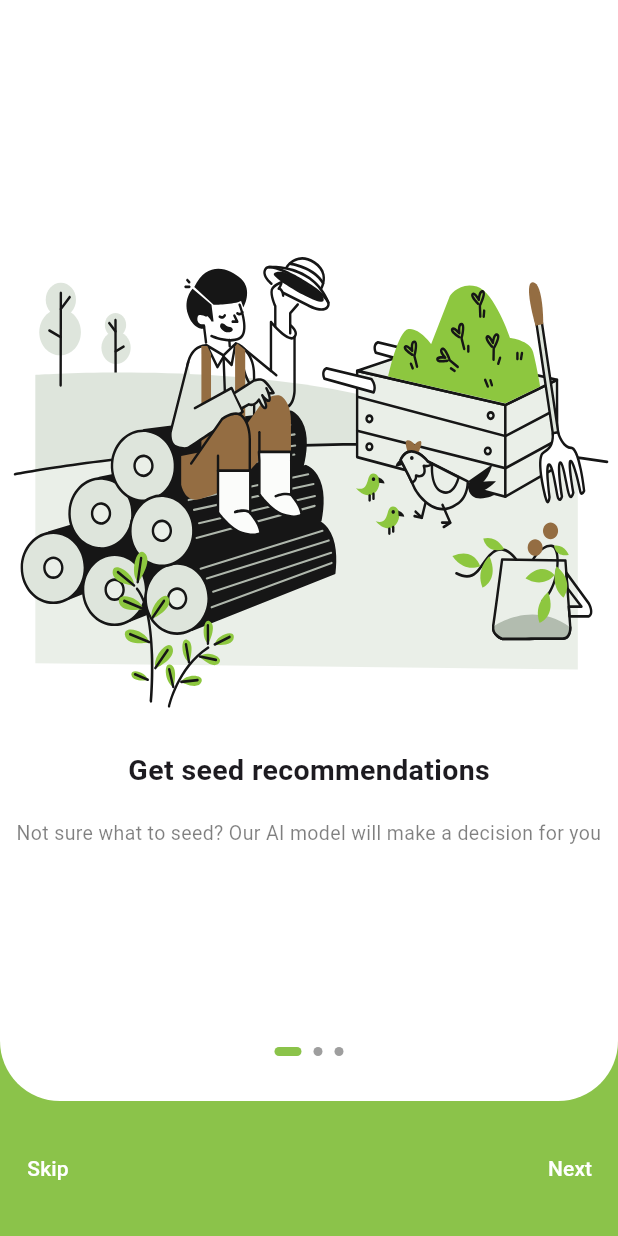
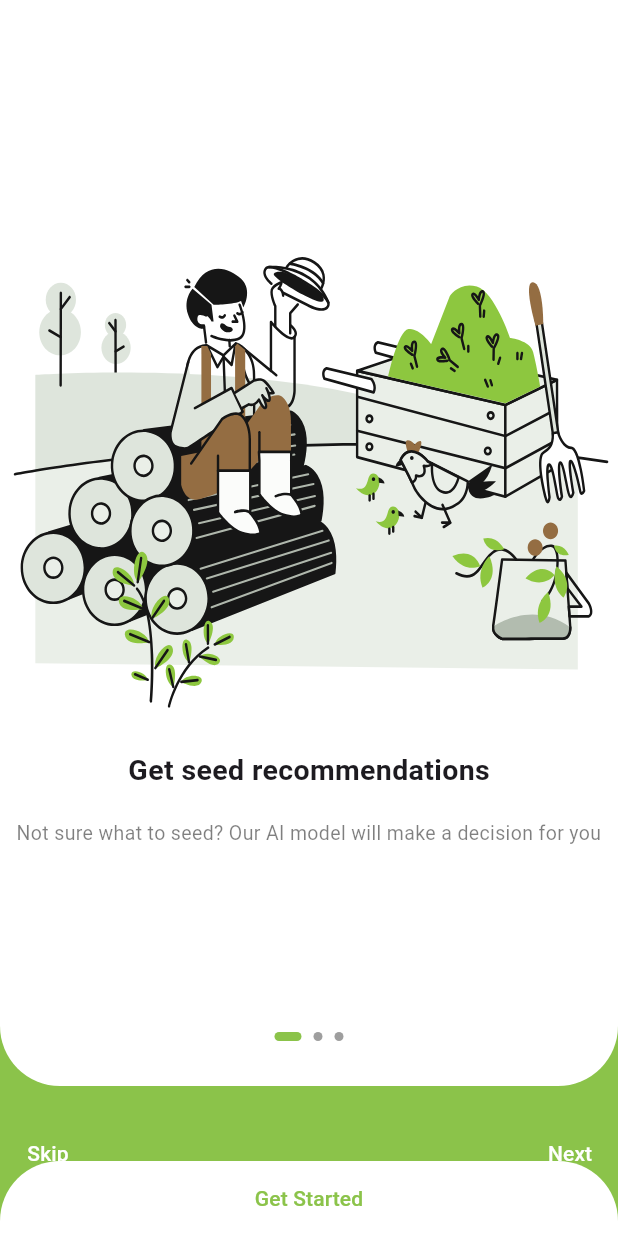
Before and after one commit to we-farm-io/_front, a Flutter app: the screen it shows after launch, on a phone screen of 412 x 824 dp. Run offline on Flutter 3.47's test engine with Material 3 defaults, Android fonts, the phone set to English and light mode, and no system bars; drawn by our look-alikes of smooth_page_indicator; our stand-ins replace flutter_svg, shared_preferences.

```diff
--- a/lib/onboarding.dart
+++ b/lib/onboarding.dart
@@ -1,5 +1,6 @@
 // import 'dart:js_interop';
 
+import 'package:flutter/animation.dart';
 import 'package:flutter/cupertino.dart';
 import 'package:flutter/material.dart';
 import 'package:flutter/widgets.dart';
@@ -18,17 +19,23 @@ class OnBoarding extends StatefulWidget {
   State<OnBoarding> createState() => _OnBoardingState();
 }
 
-class _OnBoardingState extends State<OnBoarding> {
+class _OnBoardingState extends State<OnBoarding>
+    with SingleTickerProviderStateMixin {
+  late AnimationController _animationController;
   late PageController _controller;
   @override
   void initState() {
     _controller = PageController(initialPage: 0);
+    _animationController = AnimationController(
+        vsync: this, duration: const Duration(milliseconds: 150));
+    _animationController.forward();
     super.initState();
   }
 
   @override
   void dispose() {
     _controller.dispose();
+    _animationController.dispose();
     super.dispose();
   }
 
@@ -118,6 +125,11 @@ class _OnBoardingState extends State<OnBoarding> {
               ),
             ),
           ),
+          Stack(
+            children: [
+              GetStarted(
+                animationController: _animationController,
+              ),
               Container(
                 color: Colors.transparent,
                 height: 90,
@@ -167,14 +179,48 @@ class _OnBoardingState extends State<OnBoarding> {
                           }
                         }
                       },
-                  child:
-                      const Text('Next', style: TextStyle(color: Colors.white)),
+                      child: const Text('Next',
+                          style: TextStyle(color: Colors.white)),
                     ),
                   ],
                 ),
               ),
             ],
           ),
+        ],
+      ),
     );
   }
 }
+
+class GetStarted extends StatelessWidget {
+  final AnimationController animationController;
+  const GetStarted({required this.animationController, super.key});
+
+  @override
+  Widget build(BuildContext context) {
+    return Center(
+      child: Padding(
+        padding: const EdgeInsets.only(top: 50),
+        child: AnimatedContainer(
+          duration: Duration.zero,
+          decoration: const BoxDecoration(
+              color: Colors.white,
+              borderRadius: BorderRadius.only(
+                  topLeft: Radius.circular(40), topRight: Radius.circular(40))),
+          height: 50,
+          width: double.infinity,
+          child: TextButton(
+            child: const Text(
+              "Get Started",
+              style: TextStyle(
+                color: Colors.lightGreen,
+              ),
+            ),
+            onPressed: () {},
+          ),
+        ),
+      ),
+    );
+  }
+}
```
Lines whose indentation alone changed are shown as unchanged.
